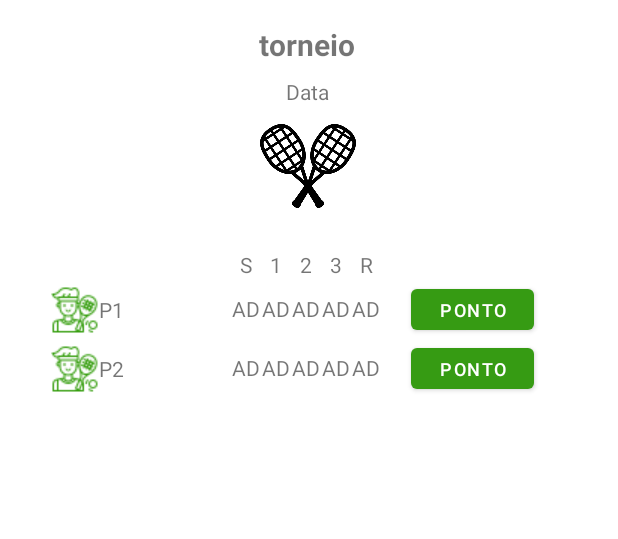
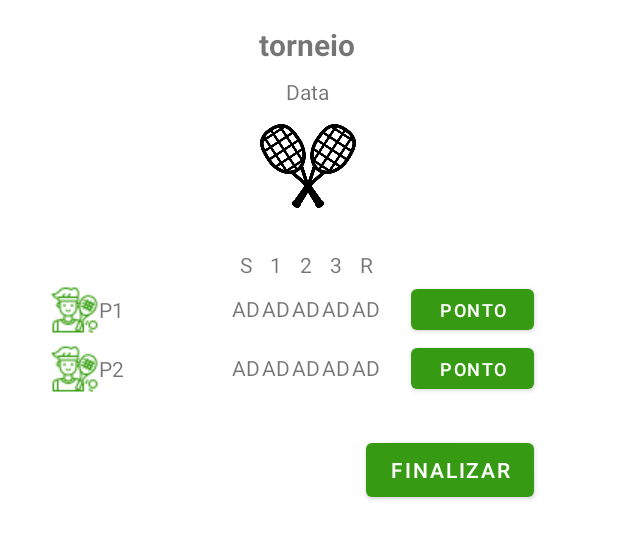
Before and after one commit to steph40/TenisScore, an Android app: the layout activity_game_score.xml on its own in the app's theme, with its tools: preview values and no code run, on a phone screen of 412 x 824 dp. Shown: the top 539 px of the screen. Run offline under Robolectric (Android 15) with nearby library versions, the phone set to English and light mode, and no system bars.

Commit message:
Atualização Steph 16

```diff
--- a/app/src/main/java/steph/tam/tenisscore/GameScore.java
+++ b/app/src/main/java/steph/tam/tenisscore/GameScore.java
@@ -21,15 +21,16 @@ public class GameScore extends AppCompatActivity {
         TextView tv_nameTour = (TextView) findViewById(R.id.nameTour);
         TextView tv_P1 = (TextView) findViewById(R.id.tvNameP1);
         TextView tv_P2 = (TextView) findViewById(R.id.tvNameP2);
-        //TextView tv_data = (TextView) findViewById(R.id.tvDate);
+        TextView tv_data = (TextView) findViewById(R.id.tvDate);
 
         String v_nameTour = b.getString("tourName");
         String v_P1 = b.getString("P1");
         String v_P2 = b.getString("P2");
-        //String v_data = b.getString("tourDate");
+        String v_data = b.getString("tourDate");
 
         tv_nameTour.setText(v_nameTour);
         tv_P1.setText(" " + v_P1);
         tv_P2.setText(" " + v_P2);
+        tv_data.setText(v_data);
     }
 }
--- a/app/src/main/res/layout/activity_game_score.xml
+++ b/app/src/main/res/layout/activity_game_score.xml
@@ -229,4 +229,13 @@
         app:layout_constraintBottom_toTopOf="@+id/textView4"
         app:layout_constraintEnd_toEndOf="@+id/textView4" />
 
+    <Button
+        android:id="@+id/button3"
+        android:layout_width="wrap_content"
+        android:layout_height="wrap_content"
+        android:layout_marginTop="24dp"
+        android:text="Finalizar"
+        app:layout_constraintEnd_toEndOf="@+id/button2"
+        app:layout_constraintTop_toBottomOf="@+id/button2" />
+
 </androidx.constraintlayout.widget.ConstraintLayout>
--- a/app/src/main/res/layout/form_game.xml
+++ b/app/src/main/res/layout/form_game.xml
@@ -43,6 +43,10 @@
         android:minHeight="48dp"
         android:textAlignment="center"
         android:textSize="14sp"
+        android:clickable="false"
+        android:cursorVisible="false"
+        android:focusable="false"
+        android:focusableInTouchMode="false"
         app:layout_constraintEnd_toEndOf="parent"
         app:layout_constraintStart_toStartOf="parent"
         app:layout_constraintTop_toBottomOf="@+id/tourName"></EditText>
```
Also changed, not shown: app/src/main/java/steph/tam/tenisscore/FormGame.java (+41 -23 lines).
